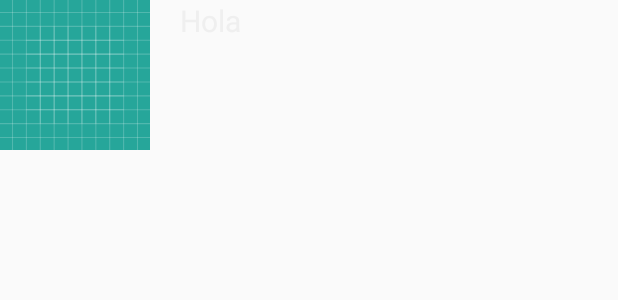
After one commit to MKiperszmid/Spectrum, an Android app: the layout celda_cancion_resultado_buscador.xml on its own in the app's theme, with its tools: preview values and no code run, on a phone screen of 412 x 824 dp. The commit adds this screen. Shown: the top 300 px of the screen. Run offline under Robolectric (Android 15) with nearby library versions, the phone set to English and light mode, and no system bars; Roboto replaces fonts that are not available here.

Commit message:
Primer avance de la implementación de Buscador

```diff
--- a/Musica/app/src/main/java/com/example/dh/tpmusicagrupo3/Model/DAO/DeezerService.java
+++ b/Musica/app/src/main/java/com/example/dh/tpmusicagrupo3/Model/DAO/DeezerService.java
@@ -69,5 +69,9 @@ public interface DeezerService {
     @GET("chart/{id}/tracks")
     Call<TrackContainer> getGenreTracks(@Path("id") Integer id, @Query("limit") Integer limit);
 
+    // Buscar Canciones
+    @GET("search/track")
+    Call<TrackContainer> getSearchTracks(@Query("q") String q);
+
 
 }
--- /dev/null
+++ b/Musica/app/src/main/res/layout/celda_cancion_resultado_buscador.xml
@@ -0,0 +1,21 @@
+<?xml version="1.0" encoding="utf-8"?>
+<LinearLayout
+    xmlns:android="http://schemas.android.com/apk/res/android" android:layout_width="match_parent"
+    android:layout_height="wrap_content"
+    android:orientation="horizontal">
+
+    <ImageView
+        android:id="@+id/celdaImagenCancionBusqueda"
+        android:layout_width="100dp"
+        android:layout_height="100dp"
+        android:src="@drawable/ic_launcher_background"
+        android:layout_marginRight="20dp"/>
+    <TextView
+        android:id="@+id/celdaTituloCancionBusqueda"
+        android:layout_width="match_parent"
+        android:layout_height="wrap_content"
+        android:text="Hola"
+        android:textColor="@color/colorWhite"
+        android:textSize="20dp"/>
+
+</LinearLayout>
```
Also changed, not shown: Musica/app/src/main/java/com/example/dh/tpmusicagrupo3/Controller/MusicController.java (+11 -0 lines), Musica/app/src/main/java/com/example/dh/tpmusicagrupo3/Model/DAO/RetrofitConnector.java (+17 -0 lines), Musica/app/src/main/java/com/example/dh/tpmusicagrupo3/View/Adapters/AdapterSearchCancionResult.java (added, +67 -0 lines), Musica/app/src/main/java/com/example/dh/tpmusicagrupo3/View/Fragments/BuscarFragment.java (+47 -0 lines), Musica/app/src/main/res/layout/fragment_buscar.xml (+17 -9 lines).
